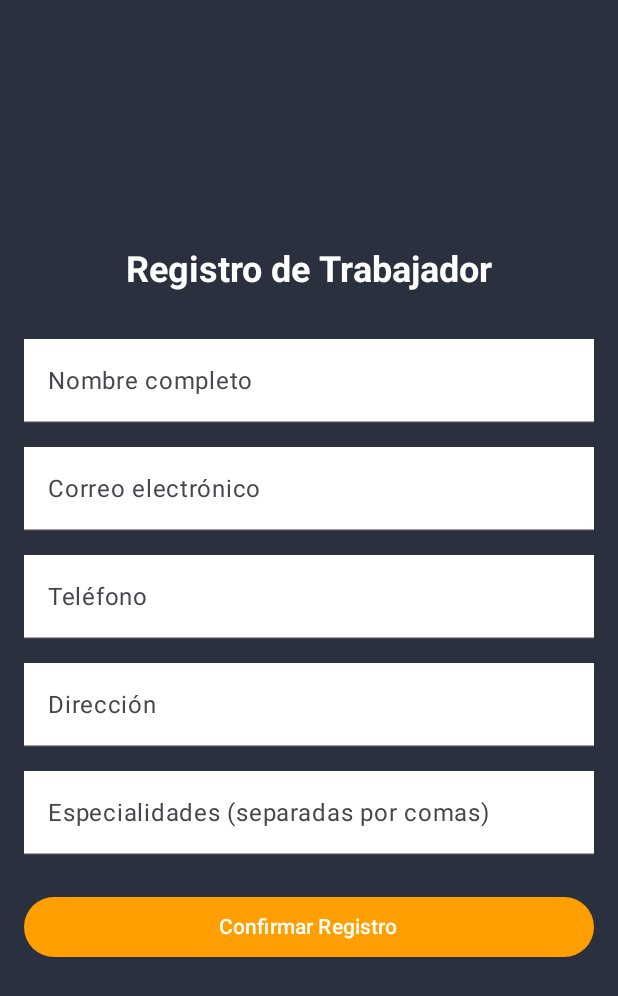
After one commit to apuchigay/PetApp, an Android app built with Jetpack Compose: the TrabajadorScreen screen opened through its navigation route, on a phone screen of 412 x 824 dp. The commit adds this screen. Shown: the top 996 px of the screen. Run offline under Robolectric (Android 15) with nearby library versions, the phone set to English and light mode, and no system bars; our stand-ins replace Room's generated code; libraries missing offline, so code that uses them is left out: com.google.firebase.crashlytics.

Commit message:
Modificacion de la pantalla principal y otras dependencias

```diff
--- a/app/build.gradle.kts
+++ b/app/build.gradle.kts
@@ -63,7 +63,11 @@ dependencies {
     implementation(libs.androidx.room.ktx)
     implementation(libs.androidx.navigation.runtime.ktx)
     implementation(libs.androidx.navigation.compose)
+    implementation(libs.firebase.crashlytics.buildtools)
     ksp(libs.androidx.room.compiler)
+
+    // Gson library
+    implementation(libs.gson)
 
     testImplementation(libs.junit)
     androidTestImplementation(libs.androidx.junit)
--- a/app/src/main/java/com/example/cuidadoanimal/MainActivity.kt
+++ b/app/src/main/java/com/example/cuidadoanimal/MainActivity.kt
@@ -3,8 +3,10 @@ package com.example.cuidadoanimal
 import android.os.Bundle
 import androidx.activity.ComponentActivity
 import androidx.activity.compose.setContent
+import androidx.navigation.compose.rememberNavController
 import com.example.cuidadoanimal.Screen.Navigation
 import com.example.cuidadoanimal.Database.CuidadoAnimalDatabase
+import com.example.cuidadoanimal.Repository.AutenticacionRepository
 
 class MainActivity : ComponentActivity() {
     override fun onCreate(savedInstanceState: Bundle?) {
@@ -12,11 +14,16 @@ class MainActivity : ComponentActivity() {
 
         // Obtener la instancia de la base de datos
         val database = CuidadoAnimalDatabase.getDatabase(applicationContext)
-        val autenticacionDao = database.autenticacionDao() // Linea del error
+
+        // Crear una instancia del AutenticacionRepository con el DAO correspondiente
+        val autenticacionRepository = AutenticacionRepository(database.autenticacionDao())
 
         setContent {
-            // Pasar el autenticacionDao a la función de Navigation
-            Navigation(autenticacionDao = autenticacionDao)
+            // Crear el NavHostController
+            val navController = rememberNavController()
+
+            // Pasar el navController y autenticacionRepository a la función de Navigation
+            Navigation(navController = navController, autenticacionRepository = autenticacionRepository)
         }
     }
 }
--- a/app/src/main/java/com/example/cuidadoanimal/Model/Trabajador.kt
+++ b/app/src/main/java/com/example/cuidadoanimal/Model/Trabajador.kt
@@ -3,6 +3,8 @@ package com.example.cuidadoanimal.Model
 import androidx.room.Entity
 import androidx.room.ForeignKey
 import androidx.room.PrimaryKey
+import androidx.room.TypeConverters
+import com.example.cuidadoanimal.Database.CuidadoAnimalDatabase.Converters
 
 @Entity(
     tableName = "trabajadores",
@@ -13,9 +15,10 @@ import androidx.room.PrimaryKey
         onDelete = ForeignKey.CASCADE
     )]
 )
+@TypeConverters(Converters::class) // Para manejar la lista de especialidades
 data class Trabajador(
     @PrimaryKey(autoGenerate = true) val trabajadorId: Int = 0,
     val persona_id: Int,  // Foreign key referencing Persona
-    val especialidades: String,
+    val especialidades: List<String>, // Ahora es una lista
     val calificacion: Float
 )
--- a/app/src/main/java/com/example/cuidadoanimal/Screen/MainScreen.kt
+++ b/app/src/main/java/com/example/cuidadoanimal/Screen/MainScreen.kt
@@ -1,153 +1,75 @@
 package com.example.cuidadoanimal.Screen
 
-import android.widget.Toast
+import androidx.compose.foundation.Image
 import androidx.compose.foundation.background
 import androidx.compose.foundation.layout.*
-import androidx.compose.foundation.text.KeyboardOptions
-import androidx.compose.material3.*
-import androidx.compose.runtime.*
+import androidx.compose.material3.Button
+import androidx.compose.material3.ButtonDefaults
+import androidx.compose.material3.Text
+import androidx.compose.runtime.Composable
 import androidx.compose.ui.Alignment
 import androidx.compose.ui.Modifier
-import androidx.compose.ui.graphics.Brush
 import androidx.compose.ui.graphics.Color
-import androidx.compose.ui.platform.LocalContext
-import androidx.compose.ui.text.font.FontWeight
-import androidx.compose.ui.text.input.ImeAction
-import androidx.compose.ui.text.input.PasswordVisualTransformation
+import androidx.compose.ui.res.painterResource
 import androidx.compose.ui.unit.dp
 import androidx.compose.ui.unit.sp
-import androidx.lifecycle.ViewModel
-import androidx.lifecycle.ViewModelProvider
-import androidx.lifecycle.viewModelScope
-import androidx.lifecycle.viewmodel.compose.viewModel
-import com.example.cuidadoanimal.Model.Autenticacion
-import com.example.cuidadoanimal.Repository.AutenticacionRepository
-import kotlinx.coroutines.launch
+import androidx.navigation.NavHostController
+import com.example.cuidadoanimal.R
 
-class AuthViewModelFactory(private val authRepository: AutenticacionRepository) : ViewModelProvider.Factory {
-    override fun <T : ViewModel> create(modelClass: Class<T>): T {
-        if (modelClass.isAssignableFrom(AuthViewModel::class.java)) {
-            return AuthViewModel(authRepository) as T
-        }
-        throw IllegalArgumentException("Unknown ViewModel class")
-    }
-}
-
-// ViewModel para manejo de autenticación
-class AuthViewModel(private val repository: AutenticacionRepository) : ViewModel() {
-    var email by mutableStateOf("")
-    var password by mutableStateOf("")
-    var isRegister by mutableStateOf(false)
-
-    var errorEmail by mutableStateOf("")
-    var errorPassword by mutableStateOf("")
-    var successMessage by mutableStateOf("")
-
-    private fun validateFields(): Boolean {
-        errorEmail = if (email.isBlank()) "El correo es obligatorio" else ""
-        errorPassword = if (password.isBlank()) "La contraseña es obligatoria" else ""
-        return errorEmail.isEmpty() && errorPassword.isEmpty()
-    }
-
-    fun authenticate() {
-        if (validateFields()) {
-            viewModelScope.launch {
-                if (isRegister) {
-                    registerUser()
-                } else {
-                    loginUser()
-                }
-            }
-        }
-    }
-
-    private suspend fun registerUser() {
-        val newUser = Autenticacion(email = email, password = password, cliente_id = null, trabajador_id = null)
-        repository.insertAutenticacion(newUser)
-        successMessage = "Registro exitoso"
-    }
-
-    private suspend fun loginUser() {
-        val user = repository.getAutenticacionByEmail(email)
-        successMessage = if (user?.password == password) "Inicio de sesión exitoso" else "Credenciales incorrectas"
-    }
-}
-
-// Función Composable para la interfaz
-@OptIn(ExperimentalMaterial3Api::class)
 @Composable
-fun AuthScreen(autenticacionRepository: AutenticacionRepository) {
-    val authViewModel: AuthViewModel = viewModel(factory = AuthViewModelFactory(autenticacionRepository))
-    val context = LocalContext.current
-    val gradient = Brush.horizontalGradient(colors = listOf(Color(0xFF0b76d6), Color(0xFF0eb3aa)))
-
+fun MainScreen(navController: NavHostController) {
     Column(
         modifier = Modifier
             .fillMaxSize()
-            .background(gradient)
+            .background(Color(0xFF2B303F))
             .padding(16.dp),
         verticalArrangement = Arrangement.Center,
         horizontalAlignment = Alignment.CenterHorizontally
     ) {
-        Text(
-            text = if (authViewModel.isRegister) "Registro" else "Inicio de Sesión",
-            fontSize = 24.sp,
-            fontWeight = FontWeight.Bold,
-            color = Color.White,
-            modifier = Modifier.padding(bottom = 32.dp)
+        // Imagen de logo
+        Image(
+            painter = painterResource(id = R.drawable.logo), // Reemplaza con el nombre correcto de tu imagen
+            contentDescription = "Logo de Cuidado Animal",
+            modifier = Modifier.size(260.dp)
         )
 
-        // Campo de Email
-        TextField(
-            value = authViewModel.email,
-            onValueChange = { authViewModel.email = it },
-            label = { Text("Correo electrónico") },
-            colors = TextFieldDefaults.textFieldColors(containerColor = Color.Transparent),
-            isError = authViewModel.errorEmail.isNotEmpty(),
-            keyboardOptions = KeyboardOptions.Default.copy(imeAction = ImeAction.Next)
-        )
-        if (authViewModel.errorEmail.isNotEmpty()) {
-            Text(text = authViewModel.errorEmail, color = MaterialTheme.colorScheme.error)
+        Spacer(modifier = Modifier.height(32.dp))
+
+        // Botón de Iniciar Sesión
+        Button(
+            onClick = { navController.navigate("login_screen") },
+            modifier = Modifier
+                .width(300.dp) // Ancho reducido
+                .height(50.dp),
+            colors = ButtonDefaults.buttonColors(containerColor = Color(0xFFFF9F02))
+        ) {
+            Text(text = "Iniciar Sesión")
         }
 
         Spacer(modifier = Modifier.height(16.dp))
 
-        // Campo de Contraseña
-        TextField(
-            value = authViewModel.password,
-            onValueChange = { authViewModel.password = it },
-            label = { Text("Contraseña") },
-            colors = TextFieldDefaults.textFieldColors(containerColor = Color.Transparent),
-            isError = authViewModel.errorPassword.isNotEmpty(),
-            visualTransformation = PasswordVisualTransformation(),
-            keyboardOptions = KeyboardOptions.Default.copy(imeAction = ImeAction.Done)
-        )
-        if (authViewModel.errorPassword.isNotEmpty()) {
-            Text(text = authViewModel.errorPassword, color = MaterialTheme.colorScheme.error)
-        }
-
-        Spacer(modifier = Modifier.height(24.dp))
-
-        // Botón para autenticar (iniciar sesión o registrar)
+        // Botón de Registro Cliente
         Button(
-            onClick = {
-                authViewModel.authenticate()
-                Toast.makeText(context, authViewModel.successMessage, Toast.LENGTH_SHORT).show()
-            },
-            modifier = Modifier.fillMaxWidth(),
-            colors = ButtonDefaults.buttonColors(containerColor = Color(0xFF0b76d6))
+            onClick = { navController.navigate("cliente_screen") },
+            modifier = Modifier
+                .width(300.dp)
+                .height(50.dp),
+            colors = ButtonDefaults.buttonColors(containerColor = Color(0xFF4A7AF2))
         ) {
-            Text(if (authViewModel.isRegister) "Registrar" else "Iniciar Sesión")
+            Text(text = "Registrarse como Cliente")
         }
 
         Spacer(modifier = Modifier.height(16.dp))
 
-        // Botón para cambiar entre inicio de sesión y registro
-        TextButton(onClick = { authViewModel.isRegister = !authViewModel.isRegister }) {
-            Text(
-                text = if (authViewModel.isRegister) "¿Ya tienes cuenta? Inicia sesión" else "¿No tienes cuenta? Regístrate",
-                color = Color.White
-            )
+        // Botón de Registro Trabajador
+        Button(
+            onClick = { navController.navigate("trabajador_screen") },
+            modifier = Modifier
+                .width(300.dp)
+                .height(50.dp),
+            colors = ButtonDefaults.buttonColors(containerColor = Color(0xFF4A7AF2))
+        ) {
+            Text(text = "Registrarse como Trabajador")
         }
     }
 }
--- a/app/src/main/java/com/example/cuidadoanimal/Screen/Navigation.kt
+++ b/app/src/main/java/com/example/cuidadoanimal/Screen/Navigation.kt
@@ -4,20 +4,22 @@ import androidx.compose.runtime.Composable
 import androidx.navigation.NavHostController
 import androidx.navigation.compose.NavHost
 import androidx.navigation.compose.composable
-import androidx.navigation.compose.rememberNavController
-import com.example.cuidadoanimal.DAO.AutenticacionDao
 import com.example.cuidadoanimal.Repository.AutenticacionRepository
 
 @Composable
-fun Navigation(autenticacionDao: AutenticacionDao) {
-    // Crear la instancia del repositorio de autenticación
-    val autenticacionRepository = AutenticacionRepository(autenticacionDao)
-
-    val navController = rememberNavController()
-    NavHost(navController = navController, startDestination = "auth_screen") {
-        // Pantalla de Autenticación
-        composable("auth_screen") { AuthScreen(autenticacionRepository) } // Pasar autenticacionRepository
-
-        // Futuras pantallas a continuación
+fun Navigation(navController: NavHostController, autenticacionRepository: AutenticacionRepository) {
+    NavHost(navController = navController, startDestination = "main_screen") {
+        // Ruta para MainScreen
+        composable("main_screen") {
+            MainScreen(navController)
+        }
+        // Ruta para ClienteScreen
+        composable("cliente_screen") {
+            ClienteScreen(navController)
+        }
+        // Ruta para TrabajadorScreen
+        composable("trabajador_screen") {
+            TrabajadorScreen(navController)
+        }
     }
 }
--- /dev/null
+++ b/app/src/main/java/com/example/cuidadoanimal/Screen/TrabajadorScreen.kt
@@ -0,0 +1,147 @@
+package com.example.cuidadoanimal.Screen
+
+import androidx.compose.foundation.background
+import androidx.compose.foundation.layout.*
+import androidx.compose.foundation.text.KeyboardOptions
+import androidx.compose.material3.*
+import androidx.compose.runtime.*
+import androidx.compose.ui.Alignment
+import androidx.compose.ui.Modifier
+import androidx.compose.ui.graphics.Color
+import androidx.compose.ui.text.font.FontWeight
+import androidx.compose.ui.text.input.ImeAction
+import androidx.compose.ui.text.input.KeyboardType
+import androidx.compose.ui.unit.dp
+import androidx.compose.ui.unit.sp
+import androidx.navigation.NavHostController
+import com.example.cuidadoanimal.Model.Trabajador
+
+@OptIn(ExperimentalMaterial3Api::class)
+@Composable
+fun TrabajadorScreen(navController: NavHostController) {
+    var nombre by remember { mutableStateOf("") }
+    var email by remember { mutableStateOf("") }
+    var telefono by remember { mutableStateOf("") }
+    var direccion by remember { mutableStateOf("") }
+    var especialidades by remember { mutableStateOf("") }
+    var successMessage by remember { mutableStateOf("") }
+
+    Column(
+        modifier = Modifier
+            .fillMaxSize()
+            .background(Color(0xFF2B303F))  // Fondo de pantalla
+            .padding(16.dp),
+        verticalArrangement = Arrangement.Center,
+        horizontalAlignment = Alignment.CenterHorizontally
+    ) {
+        Text(
+            text = "Registro de Trabajador",
+            fontSize = 24.sp,
+            fontWeight = FontWeight.Bold,
+            color = Color.White,
+            modifier = Modifier.padding(bottom = 32.dp)
+        )
+
+        // Campo de Nombre
+        TextField(
+            value = nombre,
+            onValueChange = { nombre = it },
+            label = { Text("Nombre completo") },
+            modifier = Modifier
+                .fillMaxWidth()
+                .background(Color.White),
+            colors = TextFieldDefaults.textFieldColors(containerColor = Color.White),
+            keyboardOptions = KeyboardOptions.Default.copy(imeAction = ImeAction.Next)
+        )
+
+        Spacer(modifier = Modifier.height(16.dp))
+
+        // Campo de Email
+        TextField(
+            value = email,
+            onValueChange = { email = it },
+            label = { Text("Correo electrónico") },
+            modifier = Modifier
+                .fillMaxWidth()
+                .background(Color.White),
+            colors = TextFieldDefaults.textFieldColors(containerColor = Color.White),
+            keyboardOptions = KeyboardOptions.Default.copy(
+                keyboardType = KeyboardType.Email,
+                imeAction = ImeAction.Next
+            )
+        )
+
+        Spacer(modifier = Modifier.height(16.dp))
+
+        // Campo de Teléfono
+        TextField(
+            value = telefono,
+            onValueChange = { telefono = it },
+            label = { Text("Teléfono") },
+            modifier = Modifier
+                .fillMaxWidth()
+                .background(Color.White),
+            colors = TextFieldDefaults.textFieldColors(containerColor = Color.White),
+            keyboardOptions = KeyboardOptions.Default.copy(
+                keyboardType = KeyboardType.Phone,
+                imeAction = ImeAction.Next
+            )
+        )
+
+        Spacer(modifier = Modifier.height(16.dp))
+
+        // Campo de Dirección
+        TextField(
+            value = direccion,
+            onValueChange = { direccion = it },
+            label = { Text("Dirección") },
+            modifier = Modifier
+                .fillMaxWidth()
+                .background(Color.White),
+            colors = TextFieldDefaults.textFieldColors(containerColor = Color.White),
+            keyboardOptions = KeyboardOptions.Default.copy(imeAction = ImeAction.Next)
+        )
+
+        Spacer(modifier = Modifier.height(16.dp))
+
+        // Campo de Especialidades
+        TextField(
+            value = especialidades,
+            onValueChange = { especialidades = it },
+            label = { Text("Especialidades (separadas por comas)") },
+            modifier = Modifier
+                .fillMaxWidth()
+                .background(Color.White),
+            colors = TextFieldDefaults.textFieldColors(containerColor = Color.White),
+            keyboardOptions = KeyboardOptions.Default.copy(imeAction = ImeAction.Done)
+        )
+
+        Spacer(modifier = Modifier.height(24.dp))
+
+        // Botón para confirmar registro
+        Button(
+            onClick = {
+                if (nombre.isNotBlank() && email.isNotBlank() && telefono.isNotBlank() && direccion.isNotBlank() && especialidades.isNotBlank()) {
+                    val nuevoTrabajador = Trabajador(
+                        persona_id = 0,
+                        especialidades = especialidades.split(",").map { it.trim() },
+                        calificacion = 0.0f
+                    )
+                    successMessage = "Registro exitoso para $nombre"
+                } else {
+                    successMessage = "Por favor, completa todos los campos"
+                }
+            },
+            modifier = Modifier.fillMaxWidth(),
+            colors = ButtonDefaults.buttonColors(containerColor = Color(0xFFFF9F02))
+        ) {
+            Text("Confirmar Registro")
+        }
+
+        Spacer(modifier = Modifier.height(16.dp))
+
+        if (successMessage.isNotBlank()) {
+            Text(text = successMessage, color = Color.White)
+        }
+    }
+}
--- a/gradle/libs.versions.toml
+++ b/gradle/libs.versions.toml
@@ -1,5 +1,6 @@
 [versions]
 agp = "8.7.0"
+gson = "2.11.0"
 kotlin = "1.9.0"
 coreKtx = "1.13.1"
 junit = "4.13.2"
@@ -13,9 +14,11 @@ androidx-room="2.5.0"
 ksp="1.9.0-1.0.13"
 navigationRuntimeKtx = "2.8.2"
 navigationCompose = "2.8.2"
+firebaseCrashlyticsBuildtools = "3.0.2"
 
 [libraries]
 androidx-core-ktx = { group = "androidx.core", name = "core-ktx", version.ref = "coreKtx" }
+gson = { module = "com.google.code.gson:gson", version.ref = "gson" }
 junit = { group = "junit", name = "junit", version.ref = "junit" }
 androidx-junit = { group = "androidx.test.ext", name = "junit", version.ref = "junitVersion" }
 androidx-espresso-core = { group = "androidx.test.espresso", name = "espresso-core", version.ref = "espressoCore" }
@@ -35,6 +38,7 @@ androidx-room-ktx = { group = "androidx.room", name = "room-ktx", version.ref =
 androidx-room-compiler = { group = "androidx.room", name = "room-compiler", version.ref = "androidx-room" }
 androidx-navigation-runtime-ktx = { group = "androidx.navigation", name = "navigation-runtime-ktx", version.ref = "navigationRuntimeKtx" }
 androidx-navigation-compose = { group = "androidx.navigation", name = "navigation-compose", version.ref = "navigationCompose" }
+firebase-crashlytics-buildtools = { group = "com.google.firebase", name = "firebase-crashlytics-buildtools", version.ref = "firebaseCrashlyticsBuildtools" }
 
 [plugins]
 android-application = { id = "com.android.application", version.ref = "agp" }
```
Also changed, not shown: app/src/main/java/com/example/cuidadoanimal/Database/CuidadoAnimalBD.kt (+21 -4 lines), app/src/main/java/com/example/cuidadoanimal/Screen/ClienteScreen.kt (added, +114 -0 lines), app/src/main/res/drawable/logo.png (added).
